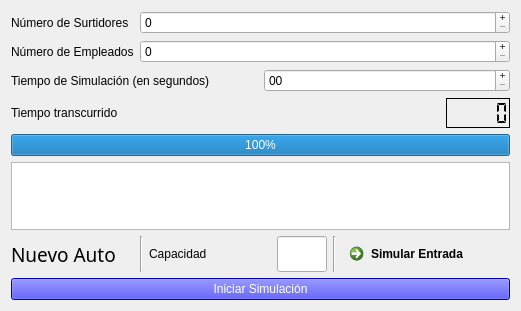
Above: tp1/mainwindow.ui from fedefarina/concu20141c before the change. Below: the same form after it.
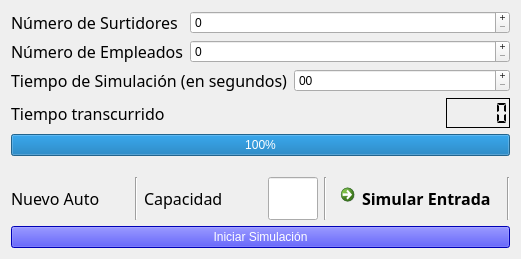
That is the form after the change.

Commit message: Nuevo layout, 100 fps refresh rate

```diff
--- a/tp1/mainwindow.ui
+++ b/tp1/mainwindow.ui
@@ -19,9 +19,18 @@
   <property name="toolTip">
    <string/>
   </property>
+  <property name="toolButtonStyle">
+   <enum>Qt::ToolButtonIconOnly</enum>
+  </property>
   <property name="documentMode">
    <bool>true</bool>
   </property>
+  <property name="tabShape">
+   <enum>QTabWidget::Triangular</enum>
+  </property>
+  <property name="dockNestingEnabled">
+   <bool>false</bool>
+  </property>
   <property name="unifiedTitleAndToolBarOnMac">
    <bool>true</bool>
   </property>
@@ -34,6 +43,12 @@
       </property>
       <item row="0" column="0">
        <widget class="QLabel" name="surtidoresLabel">
+        <property name="font">
+         <font>
+          <family>Abyssinica SIL</family>
+          <pointsize>12</pointsize>
+         </font>
+        </property>
         <property name="text">
          <string>Número de Surtidores</string>
         </property>
@@ -41,6 +56,12 @@
       </item>
       <item row="1" column="0">
        <widget class="QLabel" name="empleadosLabel">
+        <property name="font">
+         <font>
+          <family>Abyssinica SIL</family>
+          <pointsize>12</pointsize>
+         </font>
+        </property>
         <property name="text">
          <string>Número de Empleados</string>
         </property>
@@ -69,6 +90,12 @@
       </property>
       <item>
        <widget class="QLabel" name="label">
+        <property name="font">
+         <font>
+          <family>Abyssinica SIL</family>
+          <pointsize>12</pointsize>
+         </font>
+        </property>
         <property name="text">
          <string>Tiempo de Simulación (en segundos)</string>
         </property>
@@ -106,6 +133,12 @@
       </property>
       <item>
        <widget class="QLabel" name="timeLabel">
+        <property name="font">
+         <font>
+          <family>Abyssinica SIL</family>
+          <pointsize>12</pointsize>
+         </font>
+        </property>
         <property name="layoutDirection">
          <enum>Qt::LeftToRight</enum>
         </property>
@@ -201,7 +234,20 @@
      </widget>
     </item>
     <item>
-     <widget class="QGraphicsView" name="graphicsView"/>
+     <spacer name="verticalSpacer">
+      <property name="orientation">
+       <enum>Qt::Vertical</enum>
+      </property>
+      <property name="sizeType">
+       <enum>QSizePolicy::Fixed</enum>
+      </property>
+      <property name="sizeHint" stdset="0">
+       <size>
+        <width>15</width>
+        <height>15</height>
+       </size>
+      </property>
+     </spacer>
     </item>
     <item>
      <layout class="QHBoxLayout" name="horizontalLayout">
@@ -225,7 +271,7 @@
         <property name="font">
          <font>
           <family>Abyssinica SIL</family>
-          <pointsize>14</pointsize>
+          <pointsize>12</pointsize>
           <strikeout>false</strikeout>
          </font>
         </property>
@@ -243,6 +289,12 @@
       </item>
       <item>
        <widget class="QLabel" name="label_2">
+        <property name="font">
+         <font>
+          <family>Abyssinica SIL</family>
+          <pointsize>12</pointsize>
+         </font>
+        </property>
         <property name="text">
          <string>Capacidad</string>
         </property>
@@ -279,11 +331,24 @@
       </item>
       <item>
        <widget class="QCommandLinkButton" name="nuevoAuto">
+        <property name="font">
+         <font>
+          <family>Abyssinica SIL</family>
+          <pointsize>12</pointsize>
+         </font>
+        </property>
         <property name="text">
          <string>Simular Entrada</string>
         </property>
        </widget>
       </item>
+      <item>
+       <widget class="Line" name="line_4">
+        <property name="orientation">
+         <enum>Qt::Vertical</enum>
+        </property>
+       </widget>
+      </item>
      </layout>
     </item>
     <item>
```
Left out of the diff: 2 changed lines with no effect on the pictures. The commit also changes 2 other files.
